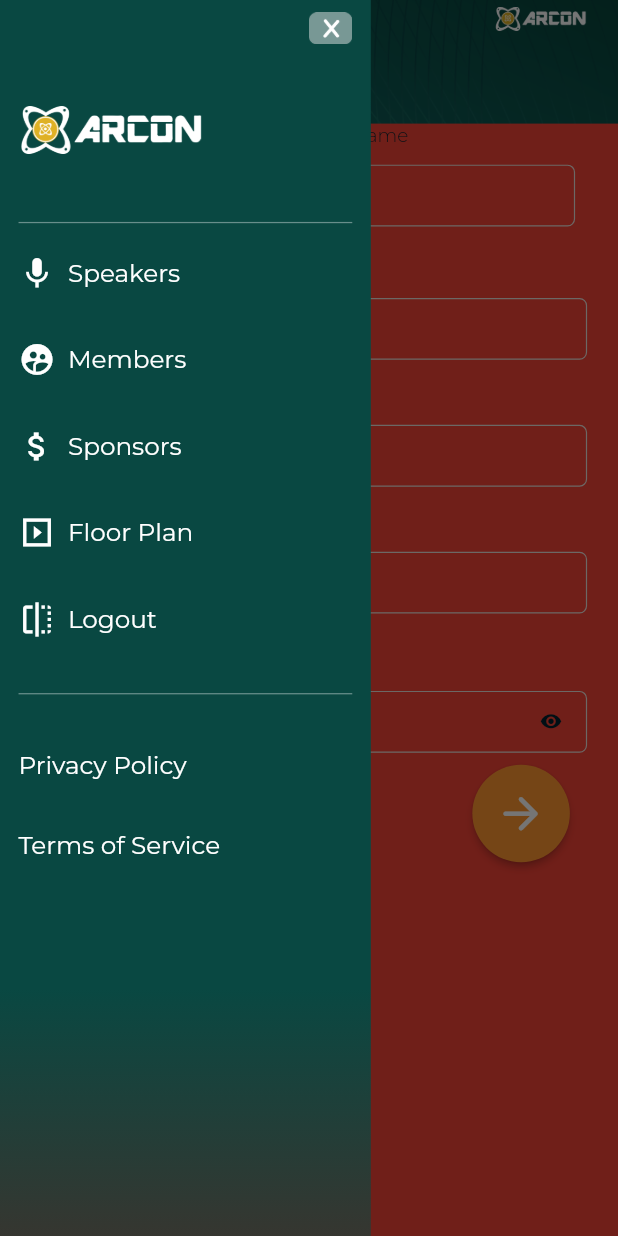
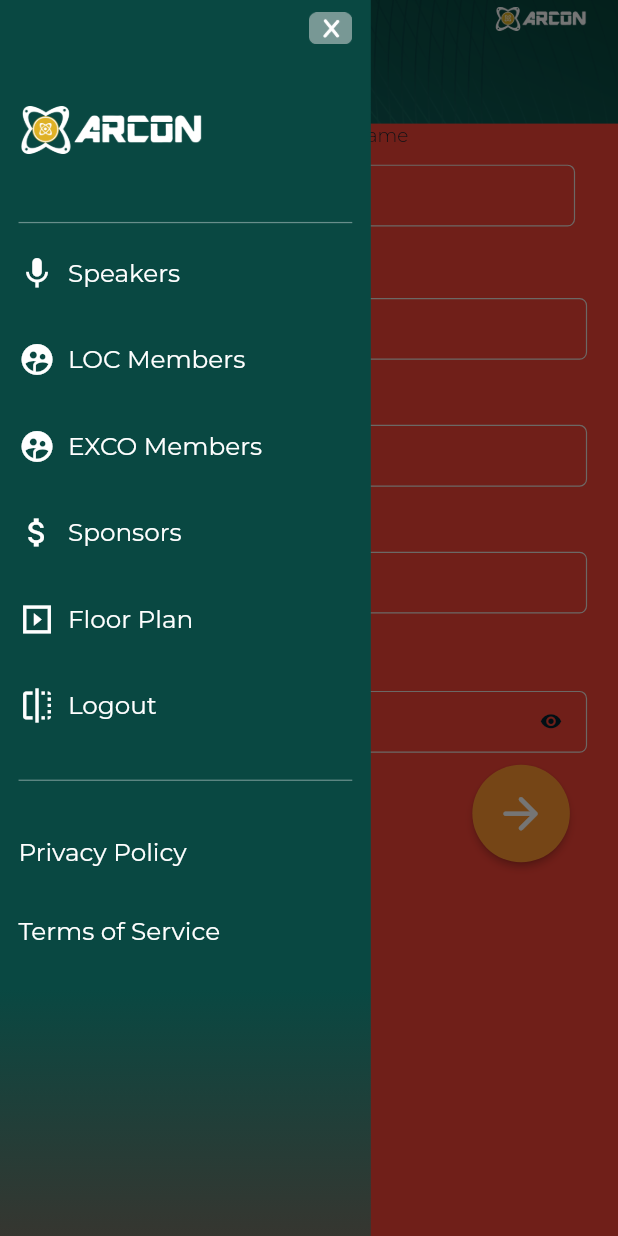
Before and after one commit to matthitachi/Arcon_app, a Flutter app: the EditProfile screen opened directly, with the side drawer open, on a phone screen of 412 x 824 dp. Run offline on Flutter 3.47's test engine with Material 2 defaults, Android fonts, the light colour scheme and no system bars; our stand-ins replace dio, flutter_easyloading, get_it, google_fonts, jiffy, shared_preferences and 1 more; missing offline and left inert: advance_pdf_viewer, flutter_paystack; accounts and stored records are empty; network calls fail; statements that could not run were skipped.

Commit message:
Add Exco Members Fix sponsors view all home page issues Fix sponsors homepage click

```diff
--- a/lib/widgets/drawer.dart
+++ b/lib/widgets/drawer.dart
@@ -190,7 +190,7 @@ class _drawerState extends State<drawer> {
                               context,
                               MaterialPageRoute(
                                   builder: (context) =>
-                                      Members(event?.id ?? 1)));
+                                      Members(event?.id ?? 1, 0)));
                         } else {
                           if (event != null) {
                             Navigator.of(context).push(MaterialPageRoute(
@@ -210,7 +210,49 @@ class _drawerState extends State<drawer> {
                             width: SizeConfig.safeBlockVertical! * 1,
                           ),
                           Text(
-                            "Members",
+                            "LOC Members",
+                            textAlign: TextAlign.left,
+                            style: GoogleFonts.montserrat(
+                              color: Colors.white,
+                              fontSize: SizeConfig.safeBlockHorizontal! * 4,
+                              fontWeight: FontWeight.w400,
+                            ),
+                          ),
+                        ],
+                      ),
+                    ),
+                    SizedBox(
+                      height: SizeConfig.safeBlockVertical! * 4,
+                    ),
+
+                    GestureDetector(
+                      onTap: () {
+                        if ((event?.transaction ?? 0) > 0) {
+                          Navigator.pushReplacement(
+                              context,
+                              MaterialPageRoute(
+                                  builder: (context) =>
+                                      Members(event?.id ?? 1, 1)));
+                        } else {
+                          if (event != null) {
+                            Navigator.of(context).push(MaterialPageRoute(
+                                builder: (context) =>
+                                    PaymentPrompt(event ?? Event(0, ''))));
+                          }
+                        }
+                      },
+                      child: Row(
+                        children: [
+                          Icon(
+                            Icons.supervised_user_circle_sharp,
+                            size: SizeConfig.safeBlockVertical! * 3,
+                            color: Colors.white,
+                          ),
+                          SizedBox(
+                            width: SizeConfig.safeBlockVertical! * 1,
+                          ),
+                          Text(
+                            "EXCO Members",
                             textAlign: TextAlign.left,
                             style: GoogleFonts.montserrat(
                               color: Colors.white,
```
Also changed, not shown: lib/Service/event.dart (+7 -0 lines), lib/views/home.dart (+8 -1 lines), lib/views/members.dart (+12 -4 lines), lib/widgets/events.dart (+8 -3 lines).
